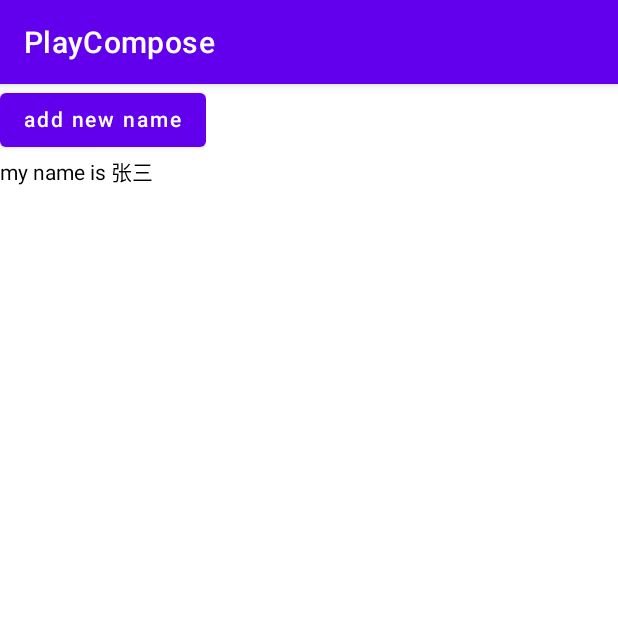
After one commit to Kingwentao/PlayCompose, an Android app built with Jetpack Compose: the DerivedStateOfActivity screen opened directly, with no data from a screen before it, on a phone screen of 412 x 824 dp, the top half of it. The commit adds this screen. Run offline under Robolectric (Android 15) with nearby library versions, the phone set to English and light mode, and no system bars.

Commit message:
添加derivedStateOf的使用场景

```diff
--- a/app/src/main/AndroidManifest.xml
+++ b/app/src/main/AndroidManifest.xml
@@ -9,6 +9,9 @@
         android:roundIcon="@mipmap/ic_launcher_round"
         android:supportsRtl="true"
         android:theme="@style/Theme.PlayCompose">
+        <activity
+            android:name=".DerivedStateOfActivity"
+            android:exported="false" />
         <activity
             android:name=".StateObserverAndAutoUpdate"
             android:exported="false" />
--- /dev/null
+++ b/app/src/main/java/com/example/playcompose/DerivedStateOfActivity.kt
@@ -0,0 +1,78 @@
+package com.example.playcompose
+
+import androidx.appcompat.app.AppCompatActivity
+import android.os.Bundle
+import androidx.activity.compose.setContent
+import androidx.compose.foundation.clickable
+import androidx.compose.foundation.layout.Column
+import androidx.compose.foundation.layout.Row
+import androidx.compose.material.Button
+import androidx.compose.material.Text
+import androidx.compose.runtime.*
+import androidx.compose.ui.Modifier
+
+class DerivedStateOfActivity : AppCompatActivity() {
+
+    override fun onCreate(savedInstanceState: Bundle?) {
+        super.onCreate(savedInstanceState)
+        setContent {
+
+            // example1：简单的变量，带参数的remember，也可以实现依赖变化的变量更新
+//            var age by remember { mutableStateOf(1) }
+//            val person by remember{
+//                derivedStateOf { "my age is $age" }
+//            }
+////             参数的意义：如果参数变化了，就重新执行内部代码
+//            val person = remember(age) {
+//                "my age is $age"
+//            }
+//
+//            Column {
+//                Button(onClick = {
+//                    age += 1
+//                }) {
+//                    Text(text = "click add age")
+//                }
+//                Text(text = person)
+//            }
+
+
+            // example2：内部元素变化的list
+            val nameList = remember {
+                mutableStateListOf("张三")
+            }
+            // nameList内部元素变化，不会触发personList的改变
+            val personList = remember(nameList) {
+                nameList.map {
+                    "my name is $it"
+                }
+            }
+//             updateNameList(nameList = nameList, personList)
+            // nameList内部元素变化，可以触发personList的改变
+            val personList2 by remember {
+                derivedStateOf {
+                    nameList.map {
+                        "my name is $it"
+                    }
+                }
+            }
+            updateNameList(nameList = nameList, personList2)
+
+        }
+    }
+
+    @Composable
+    fun updateNameList(nameList: MutableList<String>, personList: List<String>) {
+        Column {
+            Button(onClick = {
+                nameList.add("李四")
+            }) {
+                Text(text = "add new name")
+            }
+            for (person in personList) {
+                Text(text = person)
+            }
+        }
+    }
+
+}
--- a/app/src/main/java/com/example/playcompose/MainActivity.kt
+++ b/app/src/main/java/com/example/playcompose/MainActivity.kt
@@ -61,6 +61,12 @@ class MainActivity : ComponentActivity() {
             }){
                 Text("状态订阅和自动更新")
             }
+
+            Button(onClick = {
+                startActivity(Intent(this@MainActivity, DerivedStateOfActivity::class.java))
+            }) {
+                Text("DerivedStateOf")
+            }
         }
     }
 
```
